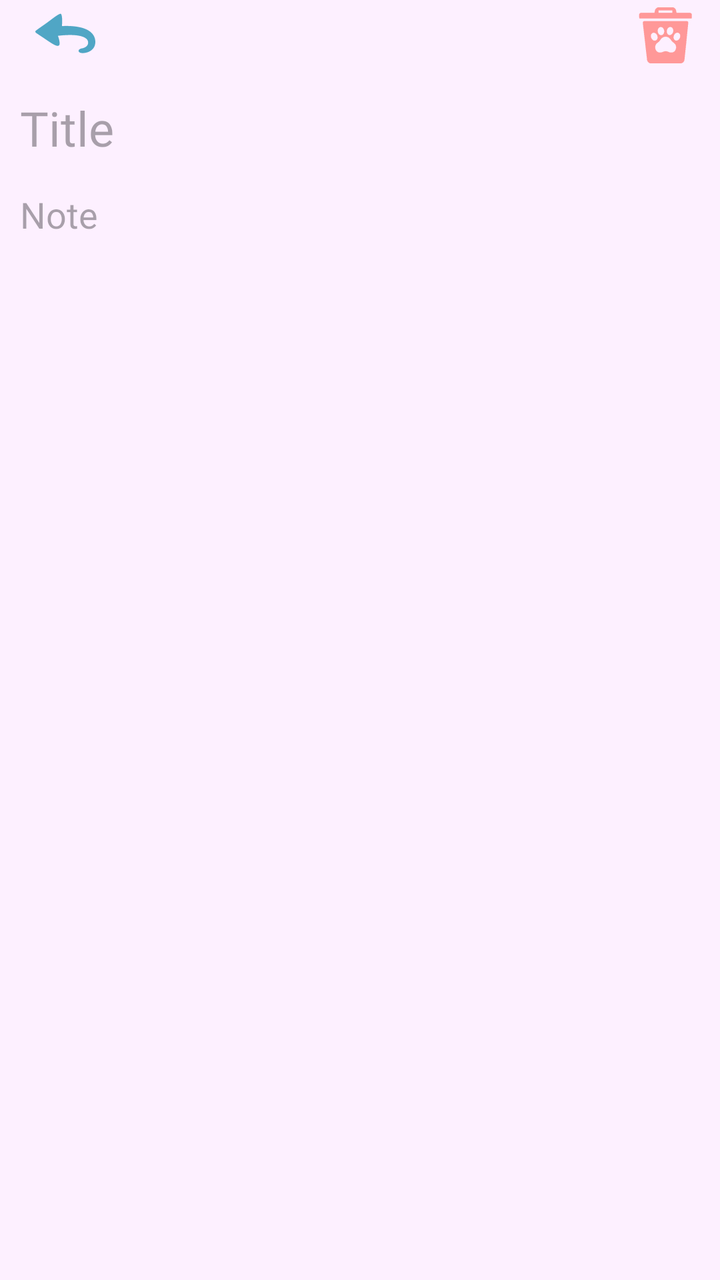
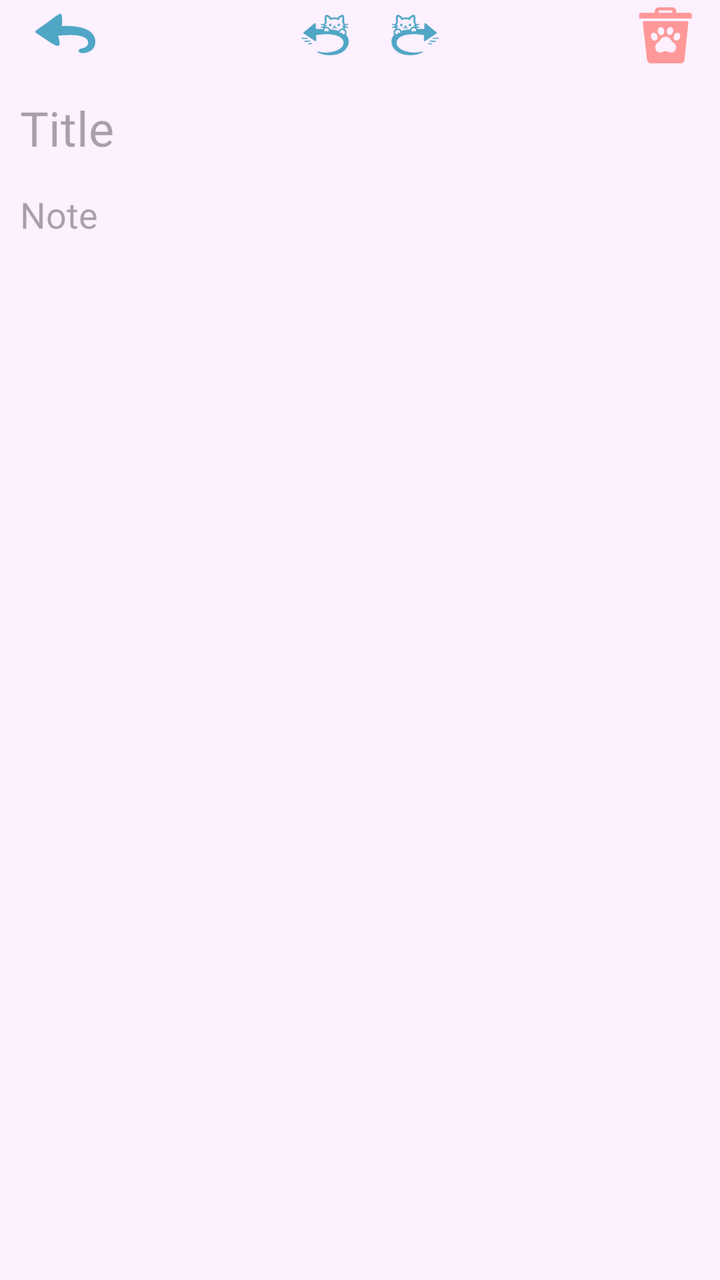

Two renders of the same Android screen: before a commit and after it. Below are the layout's source before the change and the commit's diff.
<!-- AndroidManifest.xml: application theme Theme.Notes -->
<!-- res/layout/activity_editor.xml -->
<?xml version="1.0" encoding="utf-8"?>
<androidx.constraintlayout.widget.ConstraintLayout xmlns:android="http://schemas.android.com/apk/res/android"
    xmlns:app="http://schemas.android.com/apk/res-auto"
    xmlns:tools="http://schemas.android.com/tools"
    android:id="@+id/main"
    android:layout_width="match_parent"
    android:layout_height="match_parent"
    android:background="@color/background"
    tools:context=".editor.Editor"
    tools:ignore="Overdraw">

    <ImageButton
        android:id="@+id/imageButtonBack"
        android:layout_width="45dp"
        android:layout_height="35dp"
        android:layout_marginStart="10dp"
        android:background="@null"
        android:contentDescription="@string/back"
        android:paddingTop="3dp"
        android:paddingBottom="5dp"
        android:scaleX="1"
        android:scaleY="1"
        app:layout_constraintStart_toStartOf="parent"
        app:layout_constraintTop_toTopOf="parent"
        app:srcCompat="@mipmap/back" />

    <ImageButton
        android:id="@+id/imageButtonPassword"
        android:layout_width="35dp"
        android:layout_height="35dp"
        android:layout_marginEnd="25dp"
        android:background="@null"
        android:contentDescription="@string/password"
        android:scaleX="1"
        android:scaleY="1"
        android:visibility="gone"
        app:layout_constraintEnd_toStartOf="@+id/imageButtonClone"
        app:layout_constraintTop_toTopOf="parent"
        app:srcCompat="@mipmap/password" />

    <ImageButton
        android:id="@+id/imageButtonClone"
        android:layout_width="35dp"
        android:layout_height="35dp"
        android:layout_marginEnd="25dp"
        android:background="@null"
        android:contentDescription="@string/clone"
        android:scaleX="1"
        android:scaleY="1"
        android:visibility="gone"
        app:layout_constraintEnd_toStartOf="@+id/imageButtonRemove"
        app:layout_constraintTop_toTopOf="parent"
        app:srcCompat="@mipmap/clone" />

    <ImageButton
        android:id="@+id/imageButtonRemove"
        android:layout_width="35dp"
        android:layout_height="35dp"
        android:layout_marginEnd="10dp"
        android:background="@null"
        android:contentDescription="@string/remove"
        android:scaleX="1"
        android:scaleY="1"
        app:layout_constraintEnd_toEndOf="parent"
        app:layout_constraintTop_toTopOf="parent"
        app:srcCompat="@mipmap/remove" />

    <FrameLayout
        android:id="@+id/frameLayoutTitle"
        android:layout_width="match_parent"
        android:layout_height="15dp"
        android:background="@color/background"
        app:layout_constraintEnd_toEndOf="parent"
        app:layout_constraintStart_toStartOf="parent"
        app:layout_constraintTop_toBottomOf="@id/imageButtonBack">

    </FrameLayout>

    <EditText
        android:id="@+id/editTextTitle"
        android:layout_width="0dp"
        android:layout_height="30dp"
        android:background="@color/background"
        android:fontFamily="@font/text"
        android:hint="@string/title"
        android:importantForAutofill="no"
        android:inputType="text"
        android:paddingStart="10dp"
        android:paddingEnd="10dp"
        android:tag="24"
        android:text=""
        android:textSize="24sp"
        app:layout_constraintEnd_toEndOf="parent"
        app:layout_constraintStart_toStartOf="parent"
        app:layout_constraintTop_toBottomOf="@+id/frameLayoutTitle"
        tools:ignore="LabelFor" />

    <FrameLayout
        android:id="@+id/frameLayoutNote"
        android:layout_width="match_parent"
        android:layout_height="15dp"
        android:background="@color/background"
        app:layout_constraintEnd_toEndOf="parent"
        app:layout_constraintStart_toStartOf="parent"
        app:layout_constraintTop_toBottomOf="@id/editTextTitle">

    </FrameLayout>

    <ScrollView
        android:id="@+id/scrollView"
        android:layout_width="0dp"
        android:layout_height="0dp"
        android:background="@color/background"
        app:layout_constraintBottom_toTopOf="@id/frameLayoutBottom"
        app:layout_constraintEnd_toEndOf="parent"
        app:layout_constraintHorizontal_bias="1.0"
        app:layout_constraintStart_toStartOf="parent"
        app:layout_constraintTop_toBottomOf="@id/frameLayoutNote"
        app:layout_constraintVertical_bias="1.0">

        <EditText
            android:id="@+id/editTextContent"
            android:layout_width="match_parent"
            android:layout_height="wrap_content"
            android:background="@color/background"
            android:fontFamily="@font/text"
            android:gravity="top"
            android:hint="@string/Note"
            android:importantForAutofill="no"
            android:inputType="textMultiLine"
            android:minHeight="48dp"
            android:paddingStart="10dp"
            android:paddingEnd="10dp"
            android:scrollbars="vertical"
            android:tag="18"
            android:text=""
            android:textSize="18sp"
            tools:ignore="LabelFor" />
    </ScrollView>

    <FrameLayout
        android:id="@+id/frameLayoutBottom"
        android:layout_width="match_parent"
        android:layout_height="0dp"
        android:background="@color/background"
        app:layout_constraintBottom_toBottomOf="parent"
        app:layout_constraintEnd_toEndOf="parent"
        app:layout_constraintStart_toStartOf="parent">

    </FrameLayout>

</androidx.constraintlayout.widget.ConstraintLayout>
<!-- resources referenced by this layout -->
<resources>
  <color name="background">#FFFDF0FF</color>
  <!-- mipmap back: png bitmap (mipmap-hdpi, 1060 bytes) -->
  <!-- mipmap clone: png bitmap (mipmap-hdpi, 2084 bytes) -->
  <!-- mipmap password: png bitmap (mipmap-hdpi, 1261 bytes) -->
  <!-- mipmap remove: png bitmap (mipmap-hdpi, 1442 bytes) -->
  <string name="Note">Note</string>
  <string name="clone">clone</string>
  <string name="password">Password</string>
  <string name="title">Title</string>
  <style name="Theme.Notes" parent="Base.Theme.Notes" />
  <style name="Base.Theme.Notes" parent="Theme.Material3.DayNight.NoActionBar">
          <item name="android:statusBarColor">@color/background</item>
          <item name="android:navigationBarColor">@color/background</item>
          <item name="android:windowLightStatusBar">true</item>
      </style>
</resources>

<!-- the commit's change to res/layout/activity_editor.xml (unified diff, before → after) -->
@@ -15,6 +15,7 @@
         android:layout_height="35dp"
         android:layout_marginStart="10dp"
         android:background="@null"
+        android:scaleType="center"
         android:contentDescription="@string/back"
         android:paddingTop="3dp"
         android:paddingBottom="5dp"
@@ -61,9 +62,48 @@
         android:contentDescription="@string/remove"
         android:scaleX="1"
         android:scaleY="1"
+        android:scaleType="center"
         app:layout_constraintEnd_toEndOf="parent"
         app:layout_constraintTop_toTopOf="parent"
         app:srcCompat="@mipmap/remove" />
+
+    <LinearLayout
+        android:layout_width="wrap_content"
+        android:layout_height="35dp"
+        android:layout_marginStart="10dp"
+        android:layout_marginEnd="10dp"
+        android:orientation="horizontal"
+        app:layout_constraintEnd_toStartOf="@+id/imageButtonRemove"
+        app:layout_constraintStart_toEndOf="@+id/imageButtonBack"
+        app:layout_constraintTop_toTopOf="parent">
+
+        <ImageButton
+            android:id="@+id/imageButtonUndo"
+            android:layout_width="35dp"
+            android:layout_height="35dp"
+            android:background="@null"
+            android:layout_marginEnd="10dp"
+            android:importantForAccessibility="no"
+            android:scaleType="fitCenter"
+            app:layout_constraintEnd_toStartOf="@+id/imageButtonRemove"
+            app:layout_constraintTop_toTopOf="parent"
+            app:srcCompat="@mipmap/ic_undo" />
+
+        <ImageButton
+            android:id="@+id/imageButtonRedo"
+            android:layout_width="35dp"
+            android:layout_height="35dp"
+            android:background="@null"
+            android:importantForAccessibility="no"
+            android:scaleX="1"
+            android:scaleY="1"
+            android:scaleType="fitCenter"
+            app:layout_constraintEnd_toStartOf="@+id/imageButtonRemove"
+            app:layout_constraintTop_toTopOf="parent"
+            app:srcCompat="@mipmap/ic_redo" />
+
+    </LinearLayout>
+
 
     <FrameLayout
         android:id="@+id/frameLayoutTitle"
<!-- resource entries referenced after the edit -->
@@ -3,6 +3,8 @@
   <color name="background">#FFFDF0FF</color>
   <!-- mipmap back: png bitmap (mipmap-hdpi, 1060 bytes) -->
   <!-- mipmap clone: png bitmap (mipmap-hdpi, 2084 bytes) -->
+  <!-- mipmap ic_redo: png bitmap (mipmap-hdpi, 2113 bytes) -->
+  <!-- mipmap ic_undo: png bitmap (mipmap-hdpi, 2120 bytes) -->
   <!-- mipmap password: png bitmap (mipmap-hdpi, 1261 bytes) -->
   <!-- mipmap remove: png bitmap (mipmap-hdpi, 1442 bytes) -->
   <string name="Note">Note</string>
